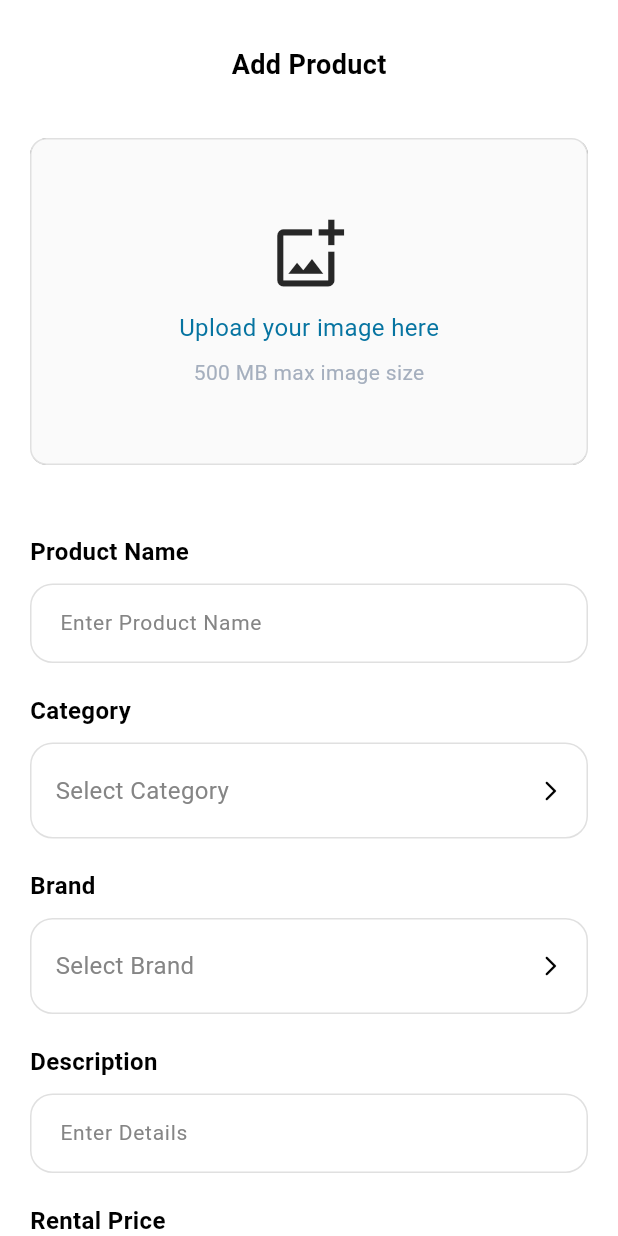
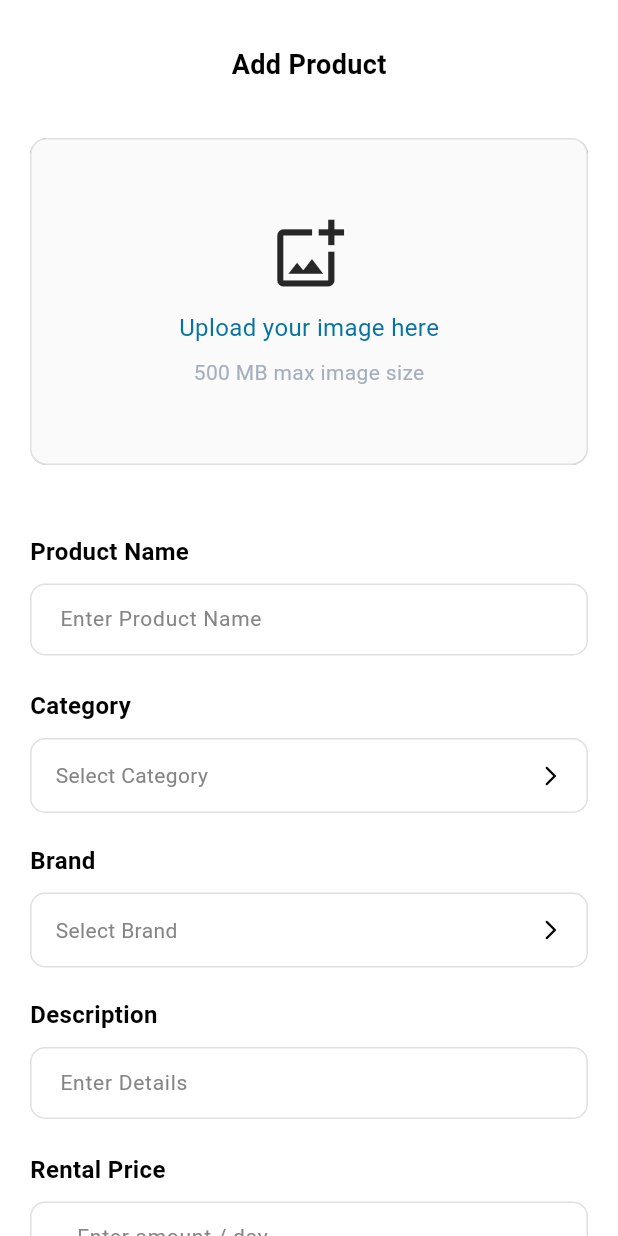
Before and after one commit to tvelmurugan0212/rent-everything, a Flutter app: the AddPage screen opened directly, on a phone screen of 412 x 824 dp. Run offline on Flutter 3.47's test engine with Material 3 defaults, Android fonts, the phone set to English and light mode, and no system bars; our stand-ins replace cloud_firestore, firebase_core, get, image_picker; accounts and stored records are empty.

Commit message:
update and commit

```diff
--- a/rent_everything/lib/home_page/screens/add/add.dart
+++ b/rent_everything/lib/home_page/screens/add/add.dart
@@ -237,7 +237,9 @@ class AddPage extends StatelessWidget {
                       style: ElevatedButton.styleFrom(
                         backgroundColor: primaryColor,
                         foregroundColor: Colors.white,
-                        disabledBackgroundColor: primaryColor.withValues(alpha: 0.6),
+                        disabledBackgroundColor: primaryColor.withValues(
+                          alpha: 0.6,
+                        ),
                         elevation: 0,
                         padding: EdgeInsets.zero,
                         shape: RoundedRectangleBorder(
@@ -371,10 +373,7 @@ class AddPage extends StatelessWidget {
             const SizedBox(height: 6),
             Text(
               imageError,
-              style: const TextStyle(
-                fontSize: 12,
-                color: Colors.red,
-              ),
+              style: const TextStyle(fontSize: 12, color: Colors.red),
             ),
           ],
         ],
@@ -408,7 +407,9 @@ class AddPage extends StatelessWidget {
     TextInputType? keyboardType,
     String? Function(String?)? validator,
   }) {
-    return TextFormField(
+    return SizedBox(
+      height: 50,
+      child: TextFormField(
         controller: controller,
         keyboardType: keyboardType,
         validator: validator,
@@ -422,39 +423,37 @@ class AddPage extends StatelessWidget {
           ),
           prefixText: prefix != null ? '$prefix ' : null,
           prefixStyle: const TextStyle(
-          fontSize: 18,
+            fontSize: 14,
             color: hintText,
             fontWeight: FontWeight.w400,
           ),
           contentPadding: const EdgeInsets.symmetric(
             horizontal: 16,
-          vertical: 16,
+            vertical: 6,
           ),
           filled: true,
           fillColor: Colors.white,
-        errorStyle: const TextStyle(
-          fontSize: 12,
-          color: Colors.red,
-        ),
+          errorStyle: const TextStyle(fontSize: 12, color: Colors.red),
           border: OutlineInputBorder(
-          borderRadius: BorderRadius.circular(15),
+            borderRadius: BorderRadius.circular(10),
             borderSide: const BorderSide(color: borderColor),
           ),
           enabledBorder: OutlineInputBorder(
-          borderRadius: BorderRadius.circular(15),
+            borderRadius: BorderRadius.circular(10),
             borderSide: const BorderSide(color: borderColor),
           ),
           focusedBorder: OutlineInputBorder(
-          borderRadius: BorderRadius.circular(15),
+            borderRadius: BorderRadius.circular(10),
             borderSide: const BorderSide(color: primaryColor),
           ),
           errorBorder: OutlineInputBorder(
-          borderRadius: BorderRadius.circular(15),
+            borderRadius: BorderRadius.circular(10),
             borderSide: const BorderSide(color: Colors.red),
           ),
           focusedErrorBorder: OutlineInputBorder(
-          borderRadius: BorderRadius.circular(15),
+            borderRadius: BorderRadius.circular(10),
             borderSide: const BorderSide(color: Colors.red),
+          ),
         ),
       ),
     );
@@ -475,8 +474,9 @@ class AddPage extends StatelessWidget {
     return Obx(() {
       final String currentValue = value.value;
       final bool showErrors = controller.hasAttemptedSave.value;
-      final String? error =
-          (showErrors && validator != null) ? validator() : null;
+      final String? error = (showErrors && validator != null)
+          ? validator()
+          : null;
 
       return Column(
         crossAxisAlignment: CrossAxisAlignment.start,
@@ -487,8 +487,9 @@ class AddPage extends StatelessWidget {
                 Container(
                   decoration: const BoxDecoration(
                     color: Colors.white,
-                    borderRadius:
-                        BorderRadius.vertical(top: Radius.circular(20)),
+                    borderRadius: BorderRadius.vertical(
+                      top: Radius.circular(20),
+                    ),
                   ),
                   child: SafeArea(
                     child: Column(
@@ -528,10 +529,10 @@ class AddPage extends StatelessWidget {
             },
             child: Container(
               width: double.infinity,
-              height: 64,
+              height: 50,
               decoration: BoxDecoration(
                 color: Colors.white,
-                borderRadius: BorderRadius.circular(15),
+                borderRadius: BorderRadius.circular(10),
                 border: Border.all(
                   color: error != null ? Colors.red : borderColor,
                 ),
@@ -543,9 +544,8 @@ class AddPage extends StatelessWidget {
                     child: Text(
                       currentValue.isEmpty ? hint : currentValue,
                       style: TextStyle(
-                        fontSize: 16,
-                        color:
-                            currentValue.isEmpty ? hintText : Colors.black,
+                        fontSize: 14,
+                        color: currentValue.isEmpty ? hintText : Colors.black,
                       ),
                     ),
                   ),
@@ -584,8 +584,9 @@ class AddPage extends StatelessWidget {
     return Obx(() {
       final DateTime? selectedDate = date.value;
       final bool showErrors = controller.hasAttemptedSave.value;
-      final String? error =
-          (showErrors && validator != null) ? validator() : null;
+      final String? error = (showErrors && validator != null)
+          ? validator()
+          : null;
 
       return Column(
         crossAxisAlignment: CrossAxisAlignment.start,
@@ -594,10 +595,10 @@ class AddPage extends StatelessWidget {
             onTap: onTap,
             child: Container(
               width: double.infinity,
-              height: 64,
+              height: 50,
               decoration: BoxDecoration(
                 color: Colors.white,
-                borderRadius: BorderRadius.circular(15),
+                borderRadius: BorderRadius.circular(10),
                 border: Border.all(
                   color: error != null ? Colors.red : borderColor,
                 ),
@@ -607,20 +608,16 @@ class AddPage extends StatelessWidget {
                 children: [
                   Expanded(
                     child: Text(
-                      selectedDate == null
-                          ? hint
-                          : _formatDate(selectedDate),
+                      selectedDate == null ? hint : _formatDate(selectedDate),
                       style: TextStyle(
-                        fontSize: 16,
-                        color: selectedDate == null
-                            ? hintText
-                            : Colors.black,
+                        fontSize: 14,
+                        color: selectedDate == null ? hintText : Colors.black,
                       ),
                     ),
                   ),
                   const Icon(
                     Icons.calendar_month_outlined,
-                    size: 27,
+                    size: 20,
                     color: Colors.black,
                   ),
                 ],
@@ -644,39 +641,42 @@ class AddPage extends StatelessWidget {
   // ========================================================================
 
   Widget _locationField() {
-    return TextFormField(
+    return SizedBox(
+      height: 50,
+      child: TextFormField(
         controller: controller.pickupCityController,
         validator: controller.validatePickupCity,
-      style: const TextStyle(fontSize: 16, color: Colors.black),
+        style: const TextStyle(fontSize: 14, color: Colors.black),
         decoration: InputDecoration(
           hintText: 'Enter pickup city',
-        hintStyle: const TextStyle(fontSize: 16, color: hintText),
+          hintStyle: const TextStyle(fontSize: 14, color: hintText),
           suffixIcon: const Icon(
             Icons.location_on_outlined,
-          size: 28,
+            size: 20,
             color: Colors.black,
           ),
           contentPadding: const EdgeInsets.symmetric(horizontal: 16),
           errorStyle: const TextStyle(fontSize: 12, color: Colors.red),
           border: OutlineInputBorder(
-          borderRadius: BorderRadius.circular(15),
+            borderRadius: BorderRadius.circular(10),
             borderSide: const BorderSide(color: borderColor),
           ),
           enabledBorder: OutlineInputBorder(
-          borderRadius: BorderRadius.circular(15),
+            borderRadius: BorderRadius.circular(10),
             borderSide: const BorderSide(color: borderColor),
           ),
           focusedBorder: OutlineInputBorder(
-          borderRadius: BorderRadius.circular(15),
+            borderRadius: BorderRadius.circular(10),
             borderSide: const BorderSide(color: primaryColor),
           ),
           errorBorder: OutlineInputBorder(
-          borderRadius: BorderRadius.circular(15),
+            borderRadius: BorderRadius.circular(10),
             borderSide: const BorderSide(color: Colors.red),
           ),
           focusedErrorBorder: OutlineInputBorder(
-          borderRadius: BorderRadius.circular(15),
+            borderRadius: BorderRadius.circular(10),
             borderSide: const BorderSide(color: Colors.red),
+          ),
         ),
       ),
     );
```
Also changed, not shown: rent_everything/lib/home_page/screens/home/home.dart (+70 -14 lines), rent_everything/lib/home_page/screens/home/home_controller.dart (+37 -0 lines), rent_everything/lib/wishlist/wishlist_controller.dart (added, +43 -0 lines), rent_everything/lib/wishlist/wishlist_mobile.dart (+88 -83 lines). Lines whose indentation alone changed are shown as unchanged.
